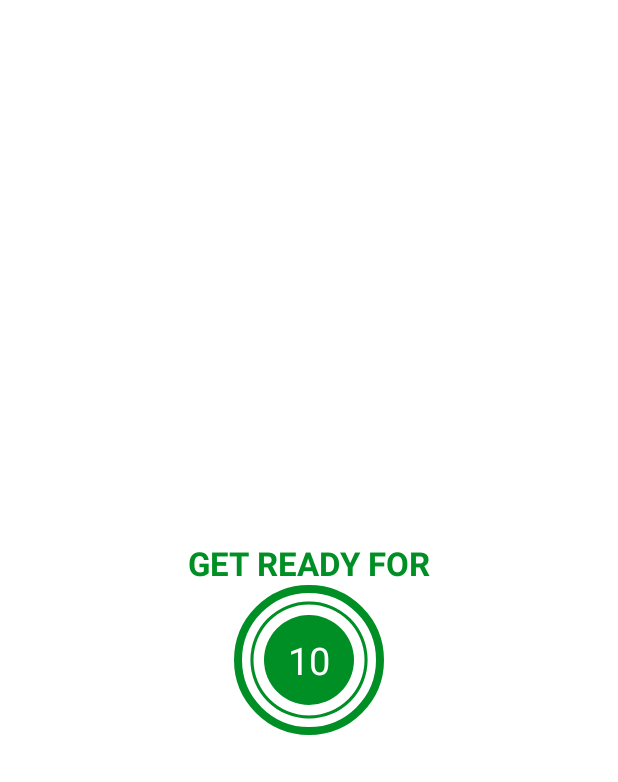
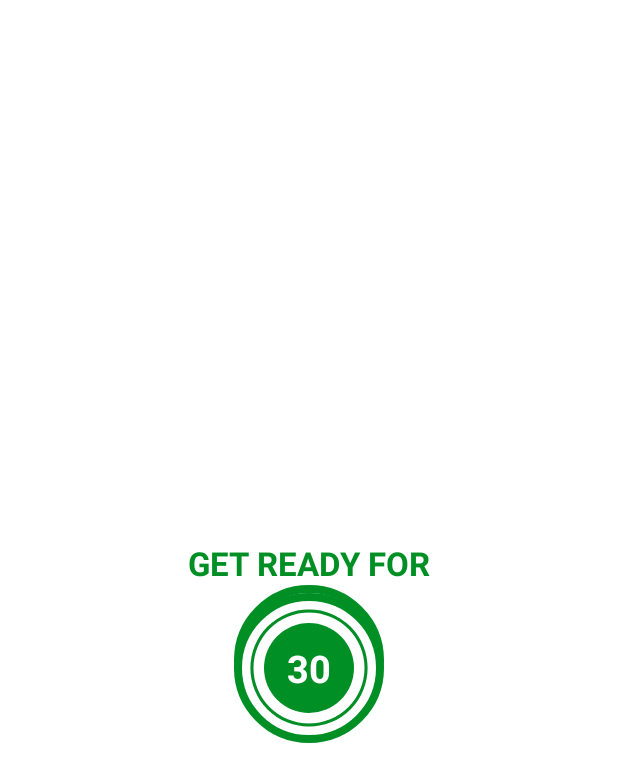
Before and after one commit to ArslanAshraf462/7MinutesWorkout, an Android app: the layout activity_exercise.xml on its own in the app's theme, with its tools: preview values and no code run, on a phone screen of 412 x 824 dp. Shown: the top 782 px of the screen. Run offline under Robolectric (Android 15) with nearby library versions, the phone set to English and light mode, and no system bars.

Commit message:
Added ->  the Exercise Timer

```diff
--- a/app/src/main/res/layout/activity_exercise.xml
+++ b/app/src/main/res/layout/activity_exercise.xml
@@ -61,12 +61,56 @@
                 android:layout_height="wrap_content"
                 android:textColor="@color/white"
                 android:textSize="25sp"
-                android:textStyle=""
+                android:textStyle="bold"
                 tools:text="10"/>
         </LinearLayout>
     </FrameLayout>
 
 
+    <!--TODO(Step 1 - Adding an Exercise View along with a 30 seconds timer.)-->
+    <!--START-->
+    <FrameLayout
+        android:id="@+id/flExerciseView"
+        android:layout_width="100dp"
+        android:layout_height="100dp"
+        android:layout_marginTop="10dp"
+        android:visibility="gone"
+        tools:visibility="visible"
+        android:background="@drawable/item_circular_color_accent_border"
+        app:layout_constraintBottom_toBottomOf="parent"
+        app:layout_constraintEnd_toEndOf="parent"
+        app:layout_constraintStart_toStartOf="parent"
+        app:layout_constraintTop_toBottomOf="@id/toolbarExercise">
 
+        <ProgressBar
+            android:id="@+id/progressBarExercise"
+            style="?android:attr/progressBarStyleHorizontal"
+            android:layout_width="100dp"
+            android:layout_height="100dp"
+            android:layout_gravity="center"
+            android:background="@drawable/circular_progress_grey"
+            android:indeterminate="false"
+            android:max="30"
+            android:progress="100"
+            android:progressDrawable="@drawable/circular_progress_bar"
+            android:rotation="-90" />
+
+        <LinearLayout
+            android:layout_width="60dp"
+            android:layout_height="60dp"
+            android:layout_gravity="center"
+            android:background="@drawable/item_circular_color_accent_background"
+            android:gravity="center">
+
+            <TextView
+                android:id="@+id/tvTimerExercise"
+                android:layout_width="wrap_content"
+                android:layout_height="wrap_content"
+                android:textColor="#FFFFFF"
+                android:textSize="25sp"
+                android:textStyle="bold"
+                tools:text="30" />
+        </LinearLayout>
+    </FrameLayout>
 
 </androidx.constraintlayout.widget.ConstraintLayout>
```
Also changed, not shown: app/src/main/java/com/example/a7minutesworkout/ExerciseActivity.kt (+47 -5 lines).
